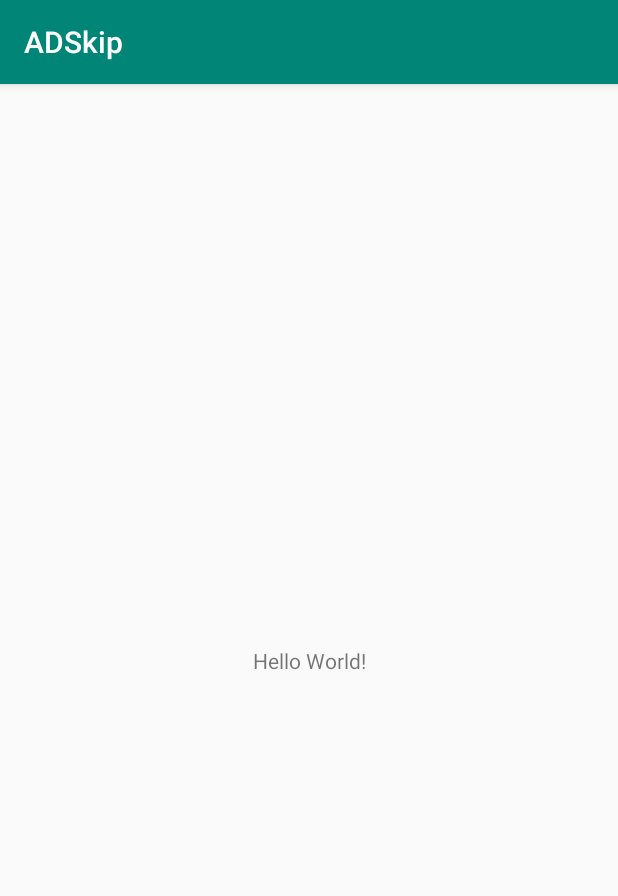
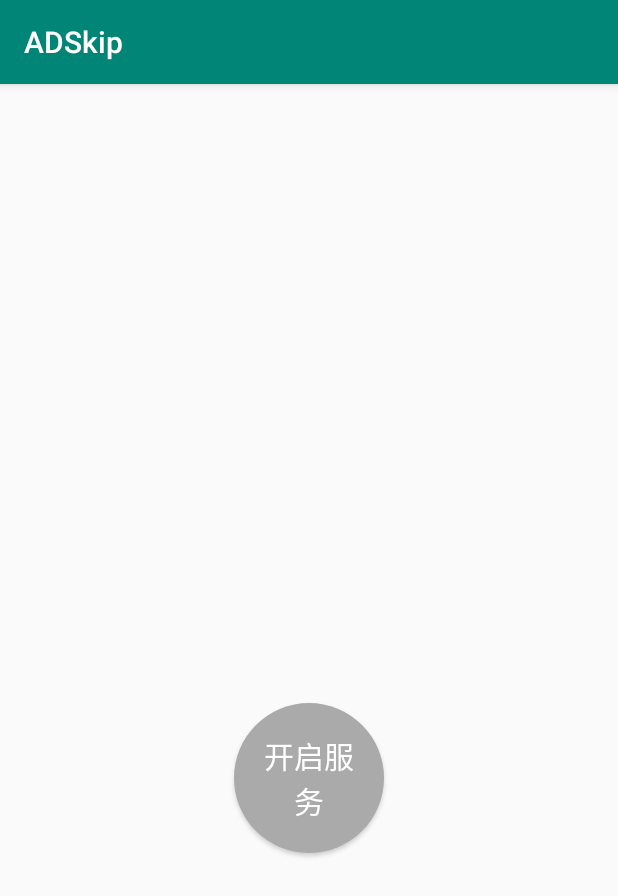
Before and after one commit to Promisin/ADSkip, an Android app: the screen it shows after launch (MainActivity), on a phone screen of 412 x 824 dp. Shown: the top 896 px of the screen. Run offline under Robolectric (Android 15) with nearby library versions, the phone set to English and light mode, and no system bars.

Commit message:
feat: simple demo

```diff
--- a/app/src/main/java/com/ypp/adskip/MainActivity.java
+++ b/app/src/main/java/com/ypp/adskip/MainActivity.java
@@ -1,14 +1,33 @@
 package com.ypp.adskip;
 
 import androidx.appcompat.app.AppCompatActivity;
+import androidx.appcompat.widget.AppCompatToggleButton;
 
+import android.content.Intent;
 import android.os.Bundle;
+import android.view.View;
+import android.widget.CompoundButton;
+
+import java.net.Inet4Address;
 
 public class MainActivity extends AppCompatActivity {
-
+    private AppCompatToggleButton buttonStart;
     @Override
     protected void onCreate(Bundle savedInstanceState) {
         super.onCreate(savedInstanceState);
         setContentView(R.layout.activity_main);
+        buttonStart = (AppCompatToggleButton) findViewById(R.id.button_start);
+        buttonStart.setOnCheckedChangeListener(new CompoundButton.OnCheckedChangeListener() {
+            @Override
+            public void onCheckedChanged(CompoundButton buttonView, boolean isChecked) {
+                Intent intent = new Intent(MainActivity.this, AccessService.class);
+                if (isChecked){
+                    startService(intent);
+                }
+                else {
+                    stopService(intent);
+                }
+            }
+        });
     }
 }
--- /dev/null
+++ b/app/src/main/res/drawable/button_circle.xml
@@ -0,0 +1,5 @@
+<?xml version="1.0" encoding="utf-8"?>
+<selector xmlns:android="http://schemas.android.com/apk/res/android">
+    <item android:state_checked="true" android:drawable="@drawable/toggle_button_active"/>
+    <item android:state_checked="false" android:drawable="@drawable/toggle_button_inactive"/>
+</selector>
--- /dev/null
+++ b/app/src/main/res/drawable/toggle_button_active.xml
@@ -0,0 +1,5 @@
+<?xml version="1.0" encoding="utf-8"?>
+<shape xmlns:android="http://schemas.android.com/apk/res/android"
+    android:shape="oval">
+    <solid android:color="@color/colorPrimary" />
+</shape>
--- /dev/null
+++ b/app/src/main/res/drawable/toggle_button_inactive.xml
@@ -0,0 +1,5 @@
+<?xml version="1.0" encoding="utf-8"?>
+<shape xmlns:android="http://schemas.android.com/apk/res/android"
+    android:shape="oval">
+    <solid android:color="@android:color/darker_gray" />
+</shape>
--- a/app/src/main/res/layout/activity_main.xml
+++ b/app/src/main/res/layout/activity_main.xml
@@ -6,13 +6,21 @@
     android:layout_height="match_parent"
     tools:context=".MainActivity">
 
-    <TextView
-        android:layout_width="wrap_content"
-        android:layout_height="wrap_content"
-        android:text="Hello World!"
+    <androidx.appcompat.widget.AppCompatToggleButton
+        android:id="@+id/button_start"
+        android:layout_width="100dp"
+        android:layout_height="100dp"
+        android:autoSizeTextType="uniform"
+        android:background="@drawable/button_circle"
+        android:textOff="@string/toggle_button_text_off"
+        android:textOn="@string/toggle_button_text_on"
+        android:padding="20dp"
+        android:textAppearance="@style/TextAppearance.AppCompat.Large"
+        android:textColor="#FFFFFF"
         app:layout_constraintBottom_toBottomOf="parent"
-        app:layout_constraintLeft_toLeftOf="parent"
-        app:layout_constraintRight_toRightOf="parent"
-        app:layout_constraintTop_toTopOf="parent" />
+        app:layout_constraintEnd_toEndOf="parent"
+        app:layout_constraintStart_toStartOf="parent"
+        app:layout_constraintTop_toTopOf="parent"
+        app:layout_constraintVertical_bias="0.618" />
 
 </androidx.constraintlayout.widget.ConstraintLayout>
--- a/app/src/main/res/values/strings.xml
+++ b/app/src/main/res/values/strings.xml
@@ -1,3 +1,7 @@
 <resources>
     <string name="app_name">ADSkip</string>
+    <string name="accessibility_description">辅助点击跳过广告</string>
+    <string name="notification_text_item">今日已跳过：</string>
+    <string name="toggle_button_text_on">停止服务</string>
+    <string name="toggle_button_text_off">开启服务</string>
 </resources>
```
Also changed, not shown: app/src/main/AndroidManifest.xml (+17 -0 lines), app/src/main/java/com/ypp/adskip/AccessService.java (added, +131 -0 lines), app/src/main/java/com/ypp/adskip/AccessUtils.java (added, +57 -0 lines), app/src/main/java/com/ypp/adskip/ExecuteIntentService.java (added, +63 -0 lines), app/src/main/res/layout/notification_layout.xml (added, +36 -0 lines), app/src/main/res/xml/accessible_service_config.xml (added, +13 -0 lines), app/src/main/res/drawable/notify_icon.png (added).
